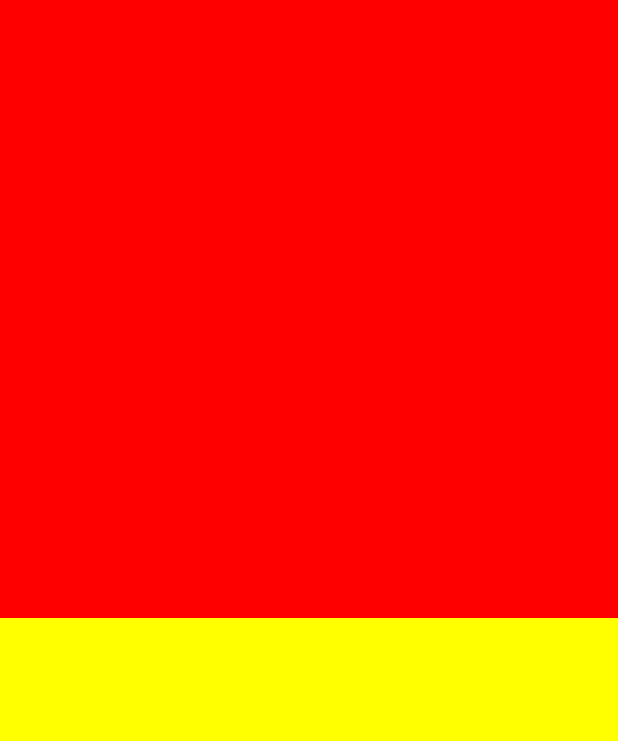
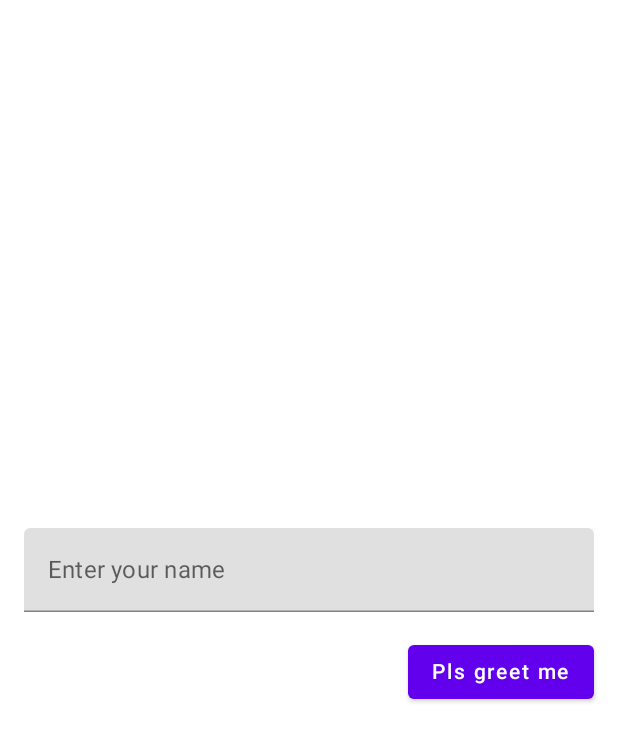
Before and after one commit to DHRUV-LIMBACHIYA/JetpackComposePractice, an Android app built with Jetpack Compose: the screen it shows after launch (MainActivity), on a phone screen of 412 x 824 dp. Shown: the top 741 px of the screen. Run offline under Robolectric (Android 15) with nearby library versions, the phone set to English and light mode, and no system bars.

Commit message:
TextField,Button & SnackBar

```diff
--- a/app/src/main/java/com/example/jetpackcomposepractice/CustomComposables.kt
+++ b/app/src/main/java/com/example/jetpackcomposepractice/CustomComposables.kt
@@ -6,12 +6,8 @@ import androidx.compose.foundation.border
 import androidx.compose.foundation.clickable
 import androidx.compose.foundation.layout.*
 import androidx.compose.foundation.shape.RoundedCornerShape
-import androidx.compose.material.Button
-import androidx.compose.material.Card
-import androidx.compose.material.Text
-import androidx.compose.runtime.Composable
-import androidx.compose.runtime.mutableStateOf
-import androidx.compose.runtime.remember
+import androidx.compose.material.*
+import androidx.compose.runtime.*
 import androidx.compose.ui.Alignment
 import androidx.compose.ui.Modifier
 import androidx.compose.ui.graphics.Brush
@@ -28,11 +24,67 @@ import androidx.compose.ui.text.style.TextDecoration
 import androidx.compose.ui.text.withStyle
 import androidx.compose.ui.unit.dp
 import androidx.compose.ui.unit.sp
+import kotlinx.coroutines.launch
 import kotlin.random.Random
 
 /**
  * Created by Dhruv Limbachiya on 25-08-2021.
  */
+
+@Composable
+fun GreetMe(
+    modifier: Modifier = Modifier,
+) {
+    val scaffoldState = rememberScaffoldState()
+    var text by remember {
+        mutableStateOf("")
+    }
+
+    val scope = rememberCoroutineScope()
+
+    Scaffold(
+        modifier = modifier
+            .fillMaxSize(),
+        scaffoldState = scaffoldState
+    ) {
+        Column(
+            modifier = modifier,
+            verticalArrangement = Arrangement.Center,
+            horizontalAlignment = Alignment.CenterHorizontally
+        ) {
+
+            TextField(
+                value = text,
+                onValueChange = {
+                    text = it
+                },
+                label = {
+                    Text(text = "Enter your name")
+                },
+                modifier = Modifier.fillMaxWidth().padding(horizontal = 16.dp)
+            )
+
+            Spacer(modifier = Modifier.height(16.dp))
+
+            Box(
+                modifier = Modifier.fillMaxWidth().padding(end = 16.dp),
+                contentAlignment = Alignment.BottomEnd
+            ) {
+                Button(onClick = {
+                    scope.launch {
+                        scaffoldState.snackbarHostState.showSnackbar(
+                            "Hello $text",
+                            duration = SnackbarDuration.Short
+                        )
+                    }
+                }) {
+                    Text(text = "Pls greet me")
+                }
+            }
+        }
+    }
+}
+
 
 @Composable
 fun ColorBoxColumn() {
--- a/app/src/main/java/com/example/jetpackcomposepractice/MainActivity.kt
+++ b/app/src/main/java/com/example/jetpackcomposepractice/MainActivity.kt
@@ -3,23 +3,14 @@ package com.example.jetpackcomposepractice
 import android.os.Bundle
 import androidx.activity.ComponentActivity
 import androidx.activity.compose.setContent
-import androidx.compose.foundation.background
-import androidx.compose.foundation.clickable
-import androidx.compose.foundation.layout.Box
-import androidx.compose.foundation.layout.Column
 import androidx.compose.foundation.layout.fillMaxSize
-import androidx.compose.runtime.Composable
-import androidx.compose.runtime.mutableStateOf
-import androidx.compose.runtime.remember
 import androidx.compose.ui.Modifier
-import androidx.compose.ui.graphics.Color
-import kotlin.random.Random
 
 class MainActivity : ComponentActivity() {
     override fun onCreate(savedInstanceState: Bundle?) {
         super.onCreate(savedInstanceState)
         setContent {
-            ColorBoxColumn()
+            GreetMe(modifier = Modifier.fillMaxSize())
         }
     }
 }
```
